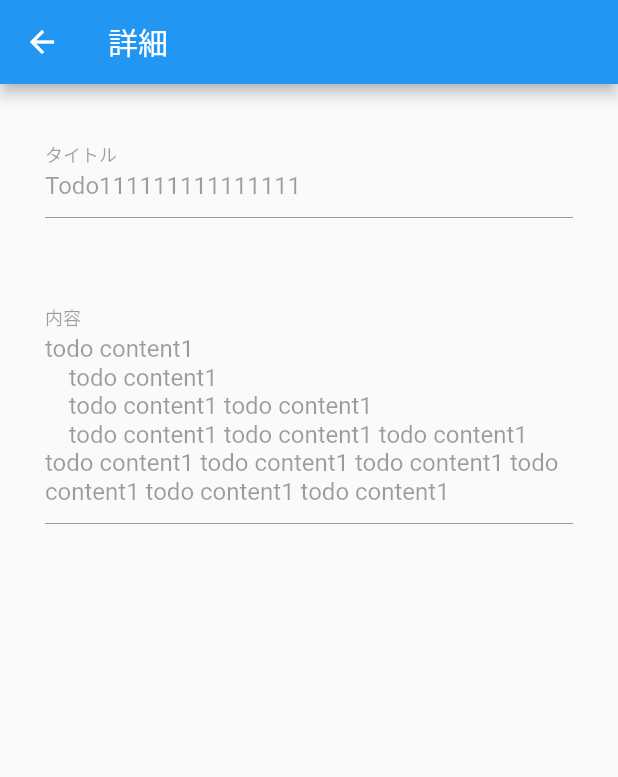
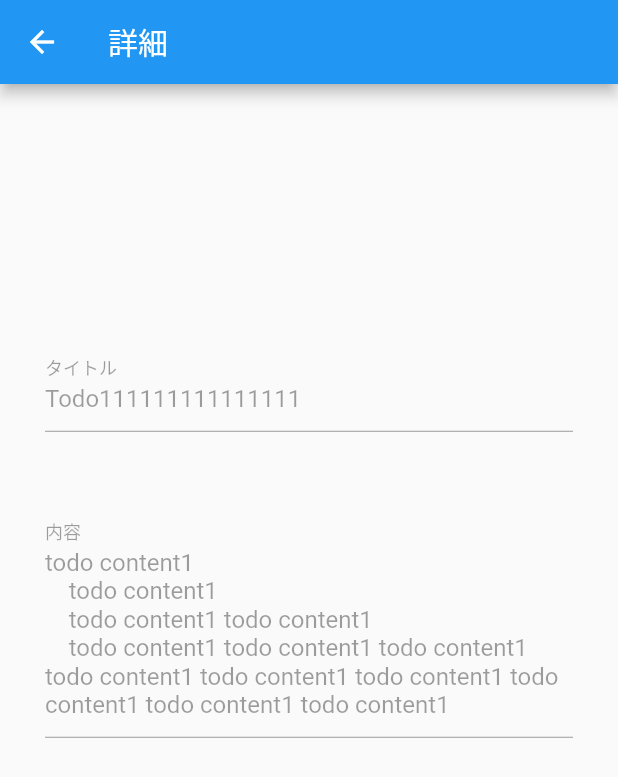
Before and after one commit to YukiOnishi1129/flutter_stf_todo_sample, a Flutter app: the screen it shows after launch, after a tap on the "description" icon, on a phone screen of 412 x 824 dp. Shown: the top 777 px of the screen. Run offline on Flutter 3.47's test engine with Material 2 defaults, Android fonts, the phone set to English and light mode, and no system bars.

Commit message:
高さ調整

```diff
--- a/lib/main.dart
+++ b/lib/main.dart
@@ -1,7 +1,5 @@
 import 'package:flutter/material.dart';
 import 'package:flutter_stf_todo_sample/screen/todo_list_screen.dart';
-
-import 'constants/data.dart';
 
 void main() {
   runApp(const MyApp());
@@ -17,9 +15,7 @@ class MyApp extends StatelessWidget {
       theme: ThemeData(
         primarySwatch: Colors.blue,
       ),
-      home: TodoListScreen(
-        todoList: todoList, // 親から子供へパラメータの受け渡し方
-      ),
+      home: const TodoListScreen(),
     );
   }
 }
--- a/lib/screen/todo_detail_screen.dart
+++ b/lib/screen/todo_detail_screen.dart
@@ -20,10 +20,11 @@ class _TodoDetailScreenState extends State<TodoDetailScreen> {
       ),
       body: Container(
         padding: const EdgeInsets.symmetric(
-          vertical: 30, // 垂直方向に余白
+          // vertical: 30, // 垂直方向に余白
           horizontal: 30,
         ),
         child: Center(
+          child: SingleChildScrollView(
             child: Column(
               children: [
                 TextField(
@@ -48,8 +49,12 @@ class _TodoDetailScreenState extends State<TodoDetailScreen> {
                   decoration: const InputDecoration(
                     labelText: '内容',
                   ),
+                ),
+                const SizedBox(
+                  height: 160,
                 )
               ],
+            ),
           ),
         ),
       ),
--- a/lib/screen/todo_list_screen.dart
+++ b/lib/screen/todo_list_screen.dart
@@ -3,18 +3,16 @@ import 'package:flutter_stf_todo_sample/constants/data.dart';
 import 'package:flutter_stf_todo_sample/screen/todo_detail_screen.dart';
 import 'package:flutter_stf_todo_sample/screen/todo_update_screen.dart';
 
-import '../model/todo_model.dart';
-
 class TodoListScreen extends StatefulWidget {
-  final List<Todo> todoList; // 上位widgetから受け取りたいデータ
-  const TodoListScreen({Key? key, required this.todoList})
-      : super(key: key); // コンストラクタ
+  const TodoListScreen({Key? key}) : super(key: key); // コンストラクタ
 
   @override
   State<TodoListScreen> createState() => _TodoListScreenState();
 }
 
 class _TodoListScreenState extends State<TodoListScreen> {
+  final _todoList = todoList;
+
   @override
   Widget build(BuildContext context) {
     return Scaffold(
@@ -28,8 +26,10 @@ class _TodoListScreenState extends State<TodoListScreen> {
         child: ListView.builder(
           // ListView.builderで一覧表示できる
           // https://www.flutter-study.dev/widgets/list-view-widget
-          itemCount: widget.todoList.length, // widget.~で親から受け取ったパラメータを使用できる
+          itemCount: _todoList.length, // widget.~で親から受け取ったパラメータを使用できる
           itemBuilder: (context, index) {
+            final todo = _todoList[index];
+
             return Center(
               // 中央寄せ
               child: Container(
@@ -53,7 +53,7 @@ class _TodoListScreenState extends State<TodoListScreen> {
                       child: Container(
                         padding: const EdgeInsets.only(left: 20),
                         child: Text(
-                          widget.todoList[index].title,
+                          todo.title,
                           // 1行で表示させたい場合
                           // https://blog.pentagon.tokyo/138/
                           maxLines: 1,
@@ -77,8 +77,8 @@ class _TodoListScreenState extends State<TodoListScreen> {
                                 Navigator.push(
                                   context,
                                   MaterialPageRoute(
-                                    builder: (context) => TodoDetailScreen(
-                                        todoDetail: todoList[index]),
+                                    builder: (context) =>
+                                        TodoDetailScreen(todoDetail: todo),
                                   ),
                                 );
                               },
@@ -92,8 +92,8 @@ class _TodoListScreenState extends State<TodoListScreen> {
                                 Navigator.push(
                                   context,
                                   MaterialPageRoute(
-                                    builder: (context) => TodoUpdateScreen(
-                                        todoDetail: todoList[index]),
+                                    builder: (context) =>
+                                        TodoUpdateScreen(todoDetail: todo),
                                   ),
                                 );
                               },
--- a/lib/screen/todo_update_screen.dart
+++ b/lib/screen/todo_update_screen.dart
@@ -26,10 +26,13 @@ class _TodoUpdateScreenState extends State<TodoUpdateScreen> {
       ),
       body: Container(
         padding: const EdgeInsets.symmetric(
-          vertical: 30, // 垂直方向に余白
+          // vertical: 30, // 垂直方向に余白
           horizontal: 30,
         ),
         child: Center(
+          // https://note.com/hatchoutschool/n/na448cb31dd3a
+          child: SingleChildScrollView(
+            reverse: true,
             child: Column(
               children: [
                 TextField(
@@ -81,6 +84,7 @@ class _TodoUpdateScreenState extends State<TodoUpdateScreen> {
             ),
           ),
         ),
+      ),
     );
   }
 }
```
Lines whose indentation alone changed are shown as unchanged.
